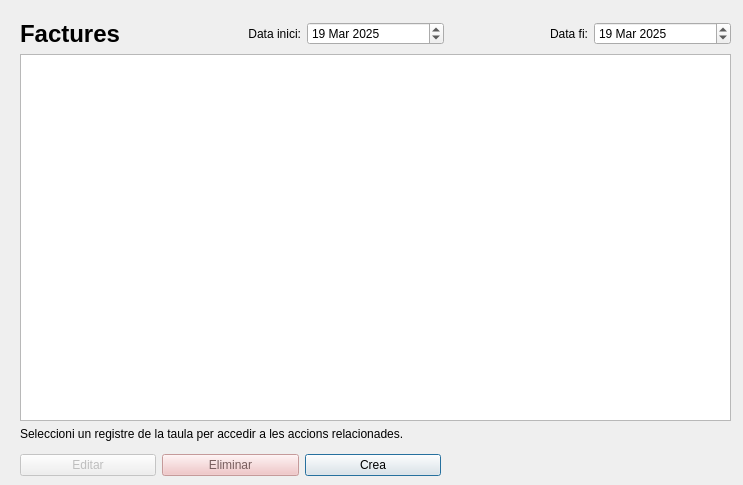
First picture: the form in src/ui/invoices.ui, repository lockedofh/GestionS, before the edit.
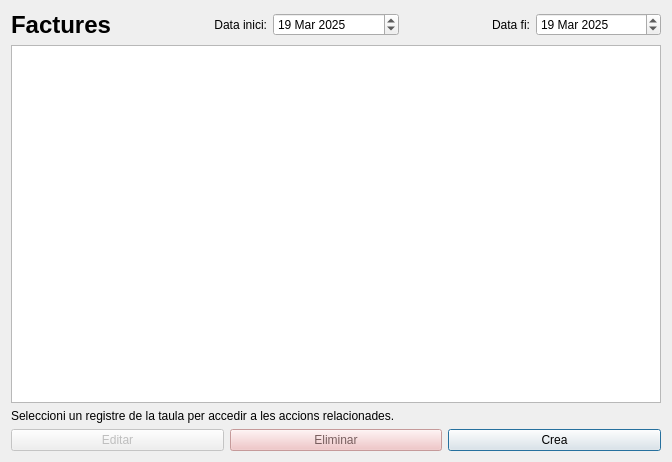
Second picture: the form after the edit.

Patch:
```diff
--- a/src/ui/invoices.ui
+++ b/src/ui/invoices.ui
@@ -6,22 +6,15 @@
    <rect>
     <x>0</x>
     <y>0</y>
-    <width>743</width>
-    <height>485</height>
+    <width>672</width>
+    <height>462</height>
    </rect>
   </property>
   <property name="windowTitle">
    <string>Form</string>
   </property>
-  <widget class="QWidget" name="verticalLayoutWidget">
-   <property name="geometry">
-    <rect>
-     <x>20</x>
-     <y>20</y>
-     <width>711</width>
-     <height>421</height>
-    </rect>
-   </property>
+  <layout class="QVBoxLayout" name="verticalLayout_2">
+   <item>
    <layout class="QVBoxLayout" name="verticalLayout">
     <item>
      <layout class="QHBoxLayout" name="horizontalLayout_2">
@@ -49,7 +42,7 @@
        <widget class="QDateEdit" name="dateStartDate">
         <property name="dateTime">
          <datetime>
-          <hour>18</hour>
+           <hour>16</hour>
           <minute>56</minute>
           <second>58</second>
           <year>2025</year>
@@ -73,7 +66,7 @@
        <widget class="QDateEdit" name="dateEndDate">
         <property name="dateTime">
          <datetime>
-          <hour>18</hour>
+           <hour>16</hour>
           <minute>57</minute>
           <second>36</second>
           <year>2025</year>
@@ -103,16 +96,8 @@
      </widget>
     </item>
    </layout>
-  </widget>
-  <widget class="QWidget" name="horizontalLayoutWidget">
-   <property name="geometry">
-    <rect>
-     <x>20</x>
-     <y>450</y>
-     <width>421</width>
-     <height>31</height>
-    </rect>
-   </property>
+   </item>
+   <item>
    <layout class="QHBoxLayout" name="horizontalLayout">
     <item>
      <widget class="QPushButton" name="buttonEdit">
@@ -608,7 +593,8 @@
      </widget>
     </item>
    </layout>
-  </widget>
+   </item>
+  </layout>
  </widget>
  <resources/>
  <connections/>
```
Left out of the diff: 6 changed lines with no effect on the pictures. Lines whose indentation alone changed are shown as unchanged.
